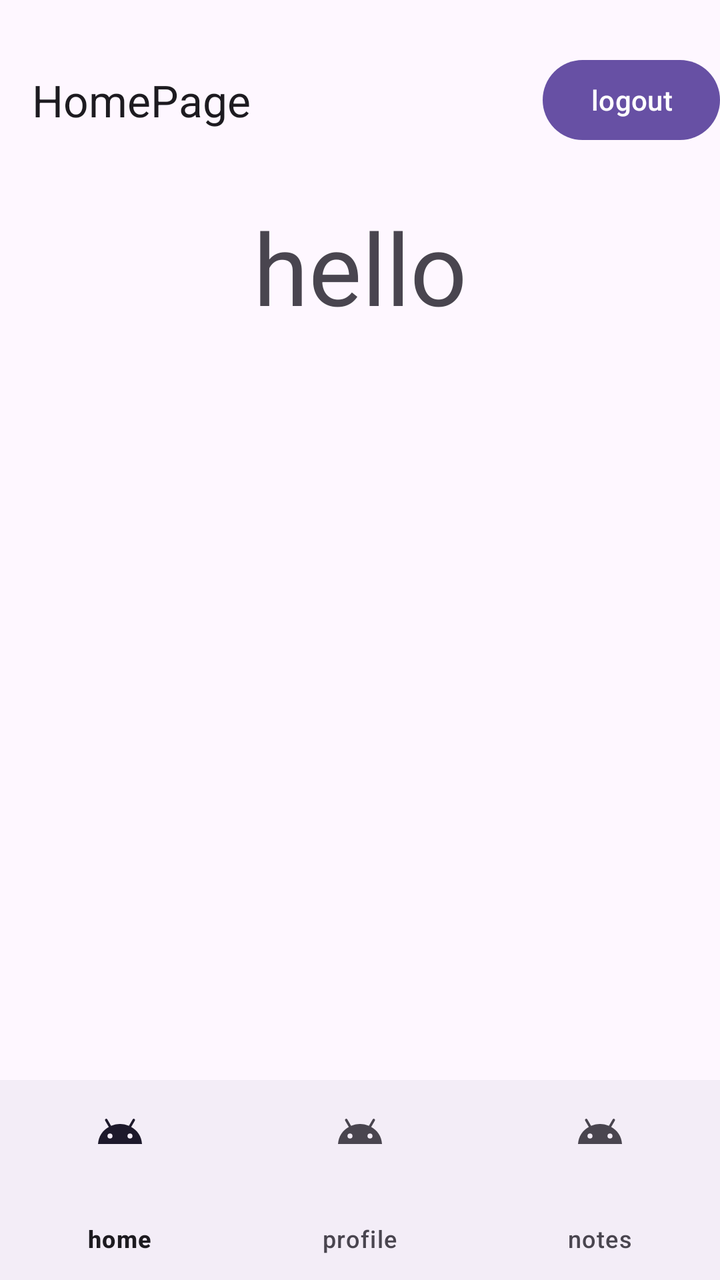
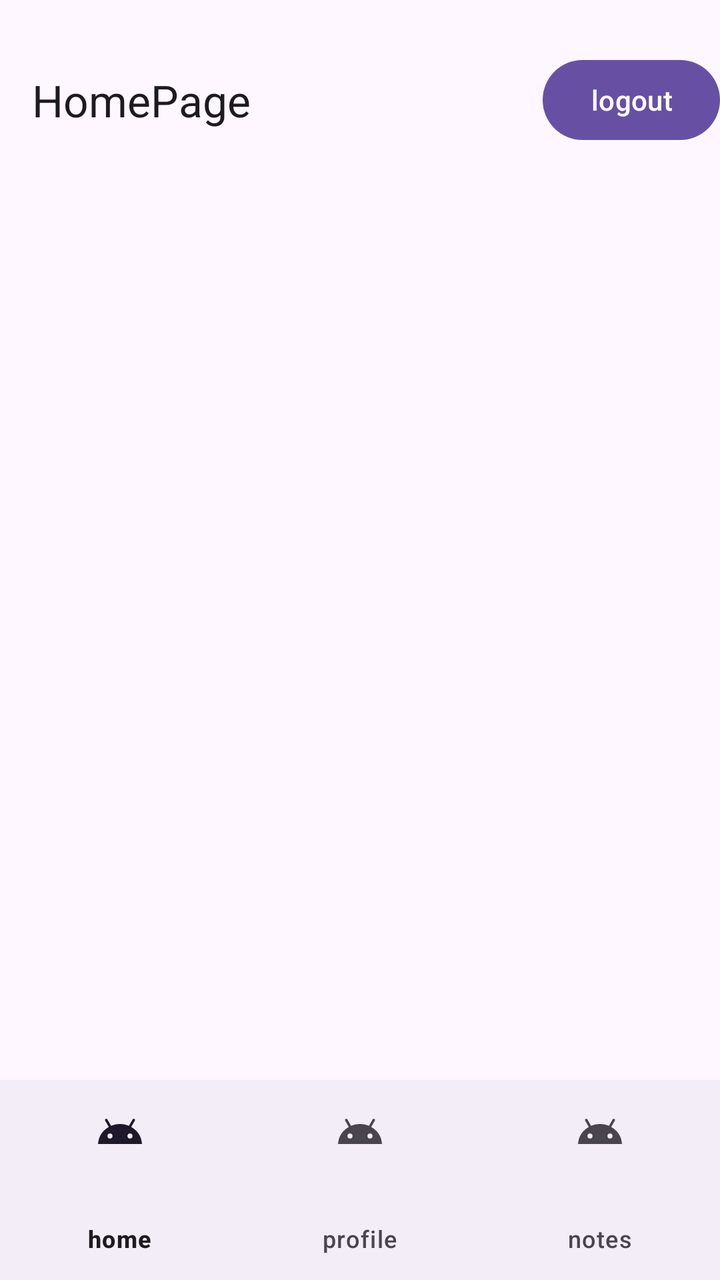

The first picture is an Android layout as it rendered before a commit; the second is the same layout after the commit. The layout source and the unified diff follow.
<!-- AndroidManifest.xml: application theme Theme.Kotlin_MVVM_Retrofit -->
<!-- res/layout/home_page.xml -->
<?xml version="1.0" encoding="utf-8"?>
<androidx.constraintlayout.widget.ConstraintLayout xmlns:android="http://schemas.android.com/apk/res/android"
    android:layout_width="match_parent"
    android:layout_height="match_parent"
    xmlns:app="http://schemas.android.com/apk/res-auto">


    <com.google.android.material.appbar.MaterialToolbar
        android:layout_width="0dp"
        android:layout_height="100dp"

        android:id="@+id/topBar"
        app:title="HomePage"

        app:layout_constraintStart_toStartOf="parent"
        app:layout_constraintBottom_toTopOf="@id/maintext"
        app:layout_constraintEnd_toEndOf="parent">

        <Button
            android:layout_width="wrap_content"
            android:layout_height="wrap_content"
            android:id="@+id/logoutButton"
            android:text="logout"
            android:layout_gravity="end"
            />


    </com.google.android.material.appbar.MaterialToolbar>


    <TextView
        android:id="@+id/maintext"
        android:layout_width="wrap_content"
        android:layout_height="wrap_content"
        android:text="hello"
        android:textSize="50sp"


        app:layout_constraintEnd_toEndOf="parent"


        app:layout_constraintStart_toStartOf="parent"
        app:layout_constraintTop_toBottomOf="@id/topBar" />


    <com.google.android.material.bottomnavigation.BottomNavigationView
        android:layout_width="0dp"
        android:layout_height="100dp"
        android:id="@+id/bottomBar"
        app:layout_constraintStart_toStartOf="parent"
        app:layout_constraintEnd_toEndOf="parent"
        app:layout_constraintBottom_toBottomOf="parent"
        app:menu="@menu/nav_menu"
        ></com.google.android.material.bottomnavigation.BottomNavigationView>

</androidx.constraintlayout.widget.ConstraintLayout>
<!-- resources referenced by this layout -->
<resources>
  <style name="Theme.Kotlin_MVVM_Retrofit" parent="Base.Theme.Kotlin_MVVM_Retrofit" />
  <style name="Base.Theme.Kotlin_MVVM_Retrofit" parent="Theme.Material3.DayNight.NoActionBar">
          
          
      </style>
</resources>

<!-- the commit's change to res/layout/home_page.xml (unified diff, before → after) -->
@@ -13,7 +13,7 @@
         app:title="HomePage"
 
         app:layout_constraintStart_toStartOf="parent"
-        app:layout_constraintBottom_toTopOf="@id/maintext"
+        app:layout_constraintBottom_toTopOf="@id/recView"
         app:layout_constraintEnd_toEndOf="parent">
 
         <Button
@@ -28,19 +28,27 @@
     </com.google.android.material.appbar.MaterialToolbar>
 
 
-    <TextView
-        android:id="@+id/maintext"
-        android:layout_width="wrap_content"
-        android:layout_height="wrap_content"
-        android:text="hello"
-        android:textSize="50sp"
+    <androidx.recyclerview.widget.RecyclerView
+        android:layout_width="0dp"
+        android:id="@+id/recView"
+        app:layout_constraintTop_toBottomOf="@id/topBar"
+        app:layout_constraintStart_toStartOf="parent"
+        app:layout_constraintEnd_toEndOf="parent"
+        android:layout_height="wrap_content"/>
 
 
-        app:layout_constraintEnd_toEndOf="parent"
 
 
-        app:layout_constraintStart_toStartOf="parent"
-        app:layout_constraintTop_toBottomOf="@id/topBar" />
+
+
+
+
+
+
+
+
+
+
 
 
     <com.google.android.material.bottomnavigation.BottomNavigationView
